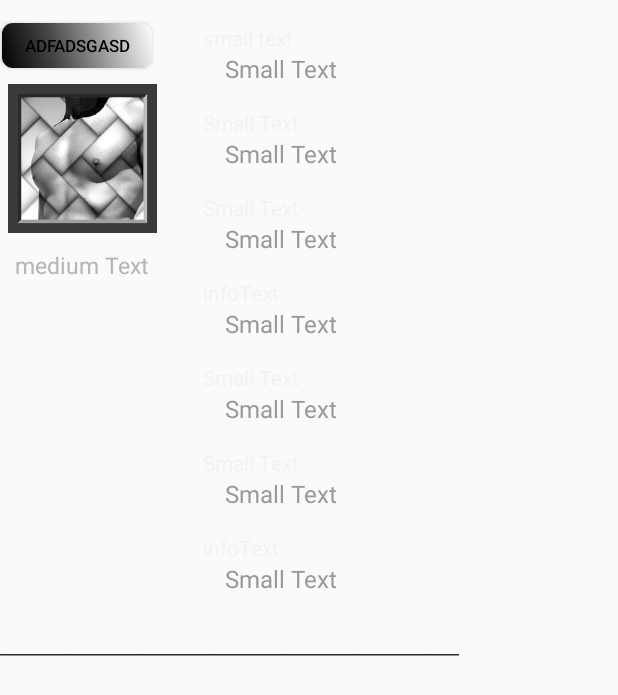
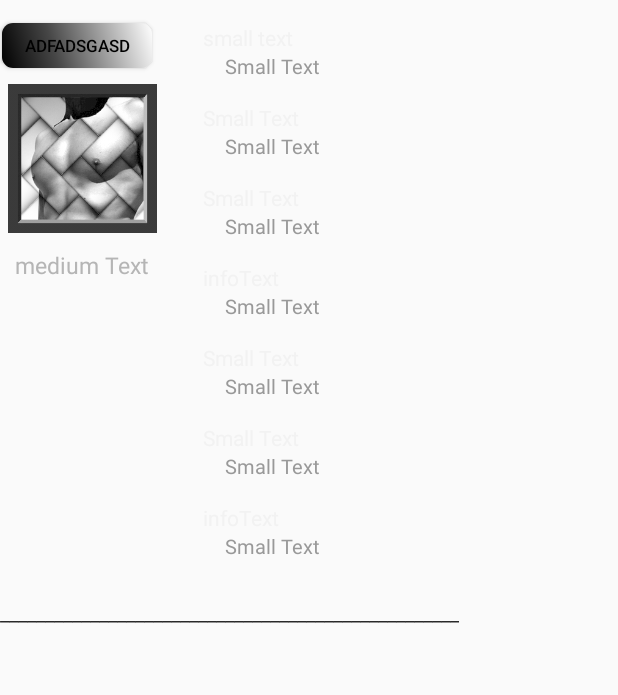
Before and after one commit to sankaL/Goals, an Android app: the layout monthlylog_custom_row.xml on its own in the app's theme, with its tools: preview values and no code run, on a phone screen of 412 x 824 dp. Shown: the top 695 px of the screen. Run offline under Robolectric (Android 15) with nearby library versions, the phone set to English and light mode, and no system bars; Roboto replaces fonts that are not available here.

Commit message:
changed text size for cario/weight log to 13dp

```diff
--- a/app/src/main/res/layout/monthlylog_custom_row.xml
+++ b/app/src/main/res/layout/monthlylog_custom_row.xml
@@ -95,7 +95,7 @@
                         android:layout_marginLeft="20dp"
                         android:layout_marginRight="5dp"
                         android:textColor="#999999"
-                        android:textSize="16dp" />
+                        android:textSize="13dp" />
                 </LinearLayout>
 
                 <LinearLayout
@@ -124,7 +124,7 @@
                         android:layout_marginLeft="20dp"
                         android:layout_marginRight="5dp"
                         android:textColor="#999999"
-                        android:textSize="16dp" />
+                        android:textSize="13dp" />
                 </LinearLayout>
 
                 <LinearLayout
@@ -153,7 +153,7 @@
                         android:layout_marginLeft="20dp"
                         android:layout_marginRight="5dp"
                         android:textColor="#999999"
-                        android:textSize="16dp" />
+                        android:textSize="13dp" />
                 </LinearLayout>
 
                 <LinearLayout
@@ -182,7 +182,7 @@
                         android:layout_marginLeft="20dp"
                         android:layout_marginRight="5dp"
                         android:textColor="#999999"
-                        android:textSize="16dp" />
+                        android:textSize="13dp" />
                 </LinearLayout>
 
                 <LinearLayout
@@ -211,7 +211,7 @@
                         android:layout_marginLeft="20dp"
                         android:layout_marginRight="5dp"
                         android:textColor="#999999"
-                        android:textSize="16dp" />
+                        android:textSize="13dp" />
                 </LinearLayout>
 
                 <LinearLayout
@@ -240,7 +240,7 @@
                         android:layout_marginLeft="20dp"
                         android:layout_marginRight="5dp"
                         android:textColor="#999999"
-                        android:textSize="16dp" />
+                        android:textSize="13dp" />
                 </LinearLayout>
 
                 <LinearLayout
@@ -269,7 +269,7 @@
                         android:layout_marginLeft="20dp"
                         android:layout_marginRight="5dp"
                         android:textColor="#999999"
-                        android:textSize="16dp" />
+                        android:textSize="13dp" />
                 </LinearLayout>
             </LinearLayout>
 
```
Also changed, not shown: app/build.gradle (+5 -2 lines), app/src/main/res/layout/monthlylog_cardio_custom_row.xml (+4 -4 lines).
